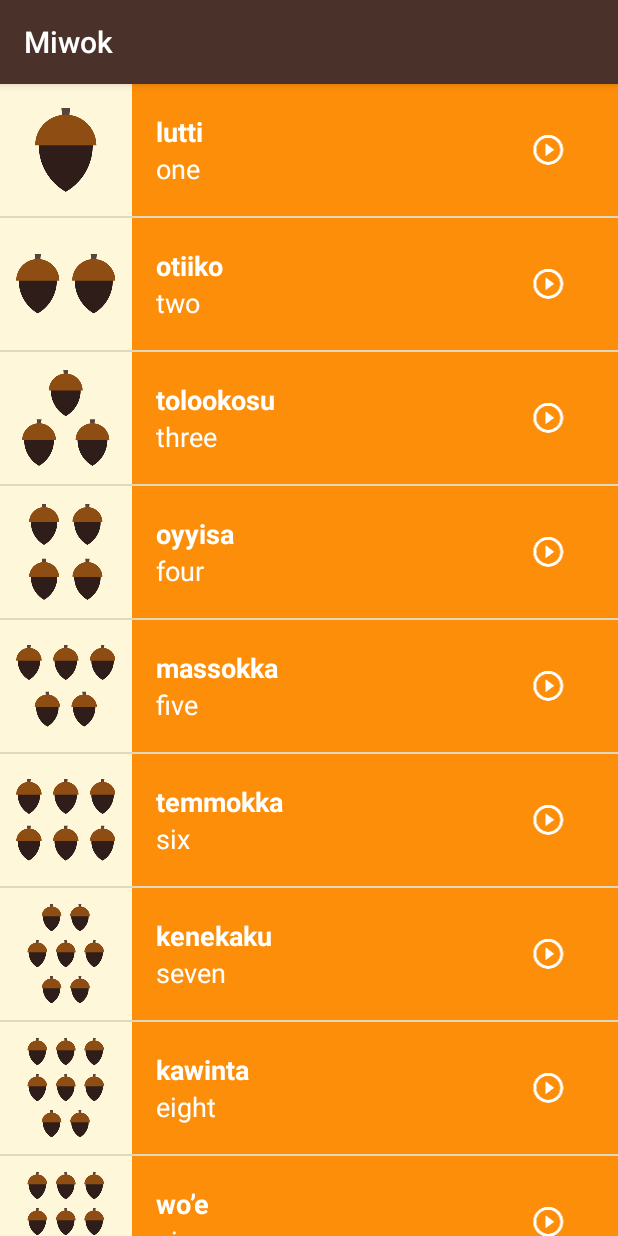
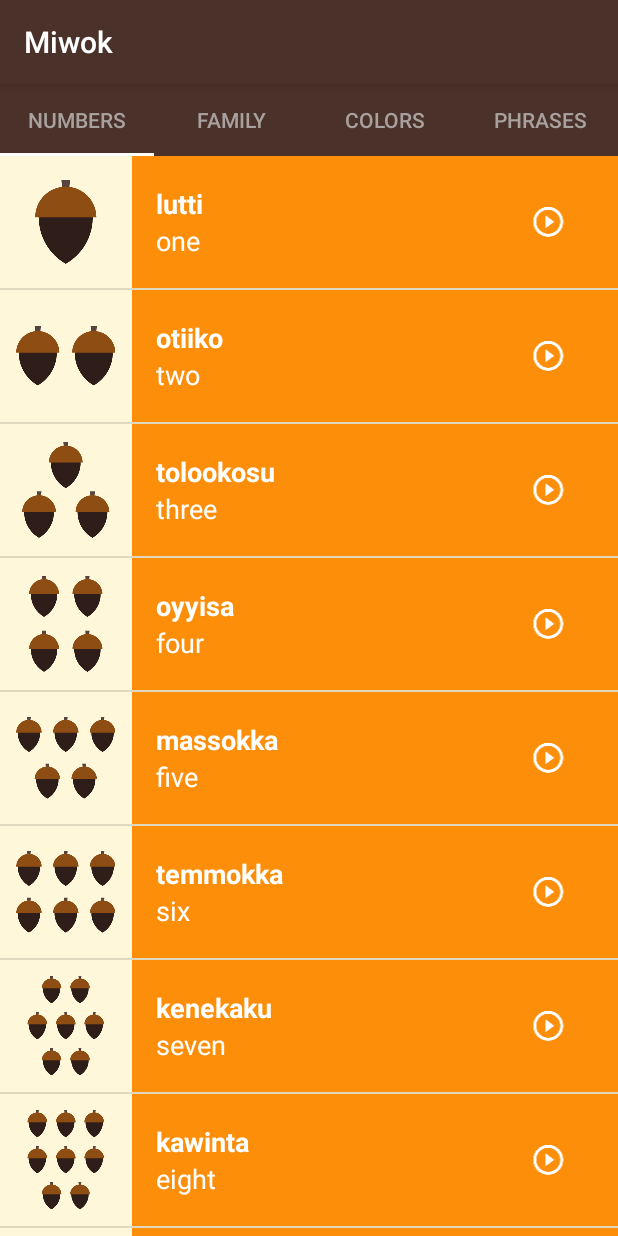
Before and after one commit to mikkamax/mewok, an Android app: the screen it shows after launch (MainActivity), on a phone screen of 412 x 824 dp. Run offline under Robolectric (Android 15) with nearby library versions, the phone set to English and light mode, and no system bars.

Commit message:
Add: tabs navigation

```diff
--- a/app/build.gradle
+++ b/app/build.gradle
@@ -23,6 +23,7 @@ android {
 dependencies {
     implementation fileTree(dir: 'libs', include: ['*.jar'])
     implementation 'androidx.appcompat:appcompat:1.1.0'
+    implementation group: 'com.google.android.material', name: 'material', version: '1.0.0'
     implementation 'androidx.constraintlayout:constraintlayout:1.1.3'
     implementation 'com.android.support.constraint:constraint-layout:1.1.3'
     testImplementation 'junit:junit:4.12'
--- a/app/src/main/java/com/mike/miwok/CustomFragmentAdapter.java
+++ b/app/src/main/java/com/mike/miwok/CustomFragmentAdapter.java
@@ -1,32 +1,38 @@
 package com.mike.miwok;
 
 import androidx.annotation.NonNull;
+import androidx.annotation.Nullable;
 import androidx.fragment.app.Fragment;
 import androidx.fragment.app.FragmentManager;
 import androidx.fragment.app.FragmentPagerAdapter;
 
 public class CustomFragmentAdapter extends FragmentPagerAdapter {
+    private Fragment[] fragments;
+
     public CustomFragmentAdapter(@NonNull FragmentManager fm) {
         super(fm, BEHAVIOR_RESUME_ONLY_CURRENT_FRAGMENT);
+        fragments = new Fragment[]{
+                new NumbersFragment(),
+                new FamilyFragment(),
+                new ColorsFragment(),
+                new PhrasesFragment()};
     }
 
     @NonNull
     @Override
     public Fragment getItem(int position) {
-        switch (position) {
-            case 0 :
-                return new NumbersFragment();
-            case 1 :
-                return new FamilyFragment();
-            case 2 :
-                return new ColorsFragment();
-            default :
-                return new PhrasesFragment();
-        }
+        return fragments[position];
     }
 
     @Override
     public int getCount() {
-        return 4;
+        return fragments.length;
+    }
+
+    @Nullable
+    @Override
+    public CharSequence getPageTitle(int position) {
+        String title = getItem(position).getClass().getSimpleName();
+        return title.subSequence(0, title.indexOf("Fragment"));
     }
 }
--- a/app/src/main/java/com/mike/miwok/MainActivity.java
+++ b/app/src/main/java/com/mike/miwok/MainActivity.java
@@ -6,15 +6,18 @@ import android.os.Bundle;
 import androidx.appcompat.app.AppCompatActivity;
 import androidx.viewpager.widget.ViewPager;
 
+import com.google.android.material.tabs.TabLayout;
+
 
 public class MainActivity extends AppCompatActivity {
-    private ViewPager mViewPager;
-
     @Override
     protected void onCreate(Bundle savedInstanceState) {
         super.onCreate(savedInstanceState);
         setContentView(R.layout.activity_main);
-        mViewPager = findViewById(R.id.viewpager);
-        mViewPager.setAdapter(new CustomFragmentAdapter(getSupportFragmentManager()));
+        ViewPager viewPager = findViewById(R.id.viewpager);
+        viewPager.setAdapter(new CustomFragmentAdapter(getSupportFragmentManager()));
+
+        TabLayout tabLayout = findViewById(R.id.tab_layout);
+        tabLayout.setupWithViewPager(viewPager);
     }
 }
--- a/app/src/main/res/layout/activity_main.xml
+++ b/app/src/main/res/layout/activity_main.xml
@@ -1,5 +1,7 @@
 <?xml version="1.0" encoding="utf-8"?>
+
 <LinearLayout xmlns:android="http://schemas.android.com/apk/res/android"
+    xmlns:app="http://schemas.android.com/apk/res-auto"
     xmlns:tools="http://schemas.android.com/tools"
     android:layout_width="match_parent"
     android:layout_height="match_parent"
@@ -7,6 +9,18 @@
     android:orientation="vertical"
     tools:context="com.mike.miwok.MainActivity">
 
+    <com.google.android.material.tabs.TabLayout
+        android:id="@+id/tab_layout"
+        android:layout_width="match_parent"
+        android:layout_height="wrap_content"
+        app:tabBackground="@color/primary_color"
+        app:tabIndicatorColor="@android:color/white"
+        app:tabTextColor="@color/tab_text_color"
+        app:tabMaxWidth="0dp"
+        app:tabGravity="fill"
+        app:tabMode="fixed"
+        />
+
     <androidx.viewpager.widget.ViewPager
         android:id="@+id/viewpager"
         android:layout_width="match_parent"
--- a/app/src/main/res/values/colors.xml
+++ b/app/src/main/res/values/colors.xml
@@ -23,6 +23,9 @@
     <!-- Background color for app -->
     <color name="tan_background">#FFF7DA</color>
 
+    <!-- Text color for the tab -->
+    <color name="tab_text_color">#A8A19E</color>
+
     <!-- Background color for the numbers category -->
     <color name="category_numbers">#FD8E09</color>
 
```
